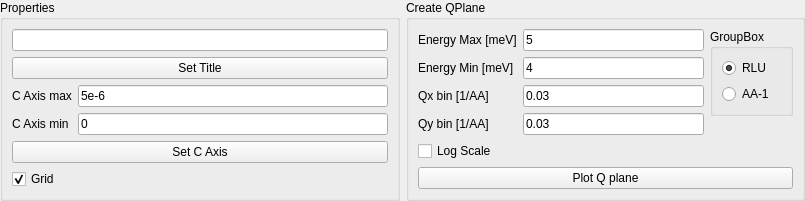
Before: the Qt Designer form src/main/resources/base/Views/QPlane.ui in MJOLNIRPackage/MJOLNIR-GUI, drawn with Qt 5.
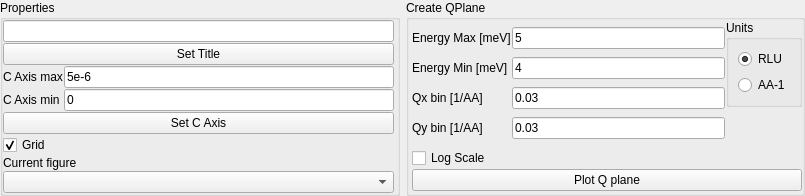
After: the same form once the commit is applied.

Commit message: Update general layout of views Add handler of plotted figures

Patch:
```diff
--- a/src/main/resources/base/Views/QPlane.ui
+++ b/src/main/resources/base/Views/QPlane.ui
@@ -7,7 +7,7 @@
     <x>0</x>
     <y>0</y>
     <width>805</width>
-    <height>188</height>
+    <height>185</height>
    </rect>
   </property>
   <property name="windowTitle">
@@ -38,6 +38,21 @@
       <string>Properties</string>
      </property>
      <layout class="QVBoxLayout" name="verticalLayout_4">
+      <property name="spacing">
+       <number>1</number>
+      </property>
+      <property name="leftMargin">
+       <number>0</number>
+      </property>
+      <property name="topMargin">
+       <number>0</number>
+      </property>
+      <property name="rightMargin">
+       <number>3</number>
+      </property>
+      <property name="bottomMargin">
+       <number>0</number>
+      </property>
       <item>
        <widget class="QLineEdit" name="QPlane_SetTitle_lineEdit">
         <property name="toolTip">
@@ -146,6 +161,29 @@
         </property>
        </widget>
       </item>
+      <item>
+       <widget class="QLabel" name="label_3">
+        <property name="toolTip">
+         <string>Current Figure</string>
+        </property>
+        <property name="statusTip">
+         <string>Current Figure</string>
+        </property>
+        <property name="text">
+         <string>Current figure</string>
+        </property>
+       </widget>
+      </item>
+      <item>
+       <widget class="QComboBox" name="QPlane_figureList_comboBox">
+        <property name="toolTip">
+         <string>Current Figure</string>
+        </property>
+        <property name="statusTip">
+         <string>Current Figure</string>
+        </property>
+       </widget>
+      </item>
      </layout>
     </widget>
    </item>
@@ -161,6 +199,21 @@
       <string>Create QPlane</string>
      </property>
      <layout class="QVBoxLayout" name="verticalLayout">
+      <property name="spacing">
+       <number>1</number>
+      </property>
+      <property name="leftMargin">
+       <number>3</number>
+      </property>
+      <property name="topMargin">
+       <number>0</number>
+      </property>
+      <property name="rightMargin">
+       <number>0</number>
+      </property>
+      <property name="bottomMargin">
+       <number>0</number>
+      </property>
       <item>
        <layout class="QHBoxLayout" name="horizontalLayout">
         <item>
@@ -282,7 +335,7 @@
              <string>Units used when plotting</string>
             </property>
             <property name="title">
-             <string>GroupBox</string>
+             <string>Units</string>
             </property>
             <layout class="QVBoxLayout" name="verticalLayout_7">
              <item>
@@ -348,6 +401,19 @@
         </property>
        </widget>
       </item>
+      <item>
+       <spacer name="verticalSpacer_2">
+        <property name="orientation">
+         <enum>Qt::Vertical</enum>
+        </property>
+        <property name="sizeHint" stdset="0">
+         <size>
+          <width>20</width>
+          <height>0</height>
+         </size>
+        </property>
+       </spacer>
+      </item>
      </layout>
     </widget>
    </item>
```
Left out of the diff: 9 changed lines with no effect on the pictures. The commit also changes 11 other files.
